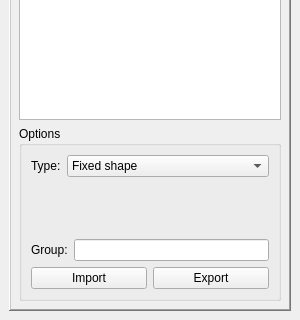
First picture: the form in visualrecipeeditordock.ui, repository IoeCmcomc/MCDatapacker, before the edit; both pictures show x 0 to 300 and y 382 to 702 of the 300 by 702 pixel window.
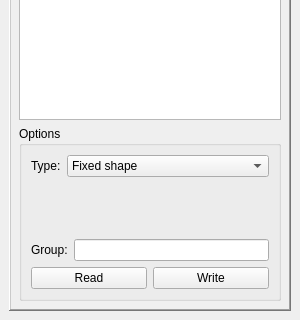
Second picture: the form after the edit. Icons and pictures are not drawn. Custom widgets are drawn as their Qt base class.

Commit message: VisualRecipeEditorDock: Added readRecipe-related fuctionality.

What changed in the file:
```diff
--- a/visualrecipeeditordock.ui
+++ b/visualrecipeeditordock.ui
@@ -1009,14 +1009,14 @@
                <item>
                 <widget class="QPushButton" name="pushButton">
                  <property name="text">
-                  <string>Import</string>
+                  <string>Read</string>
                  </property>
                 </widget>
                </item>
                <item>
                 <widget class="QPushButton" name="ExportBtn">
                  <property name="text">
-                  <string>Export</string>
+                  <string>Write</string>
                  </property>
                 </widget>
                </item>
```
Left out of the diff: 4 changed lines with no effect on the pictures. The commit also changes 7 other files.
